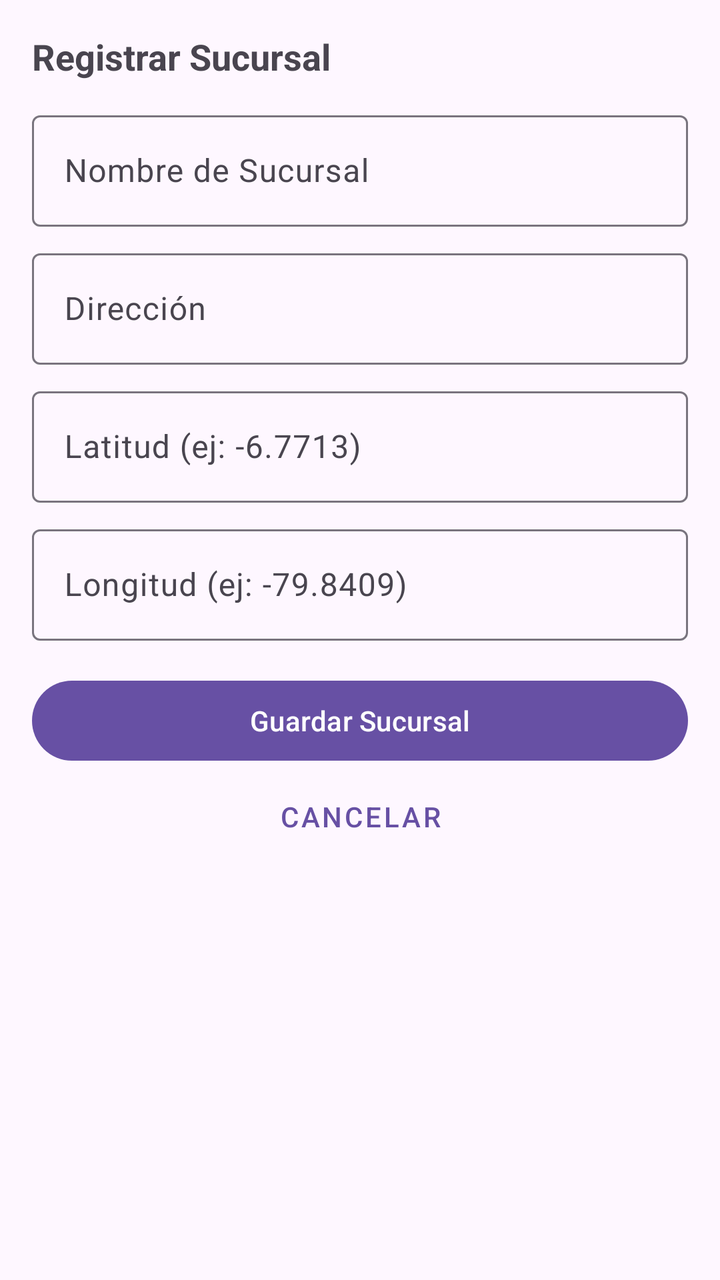
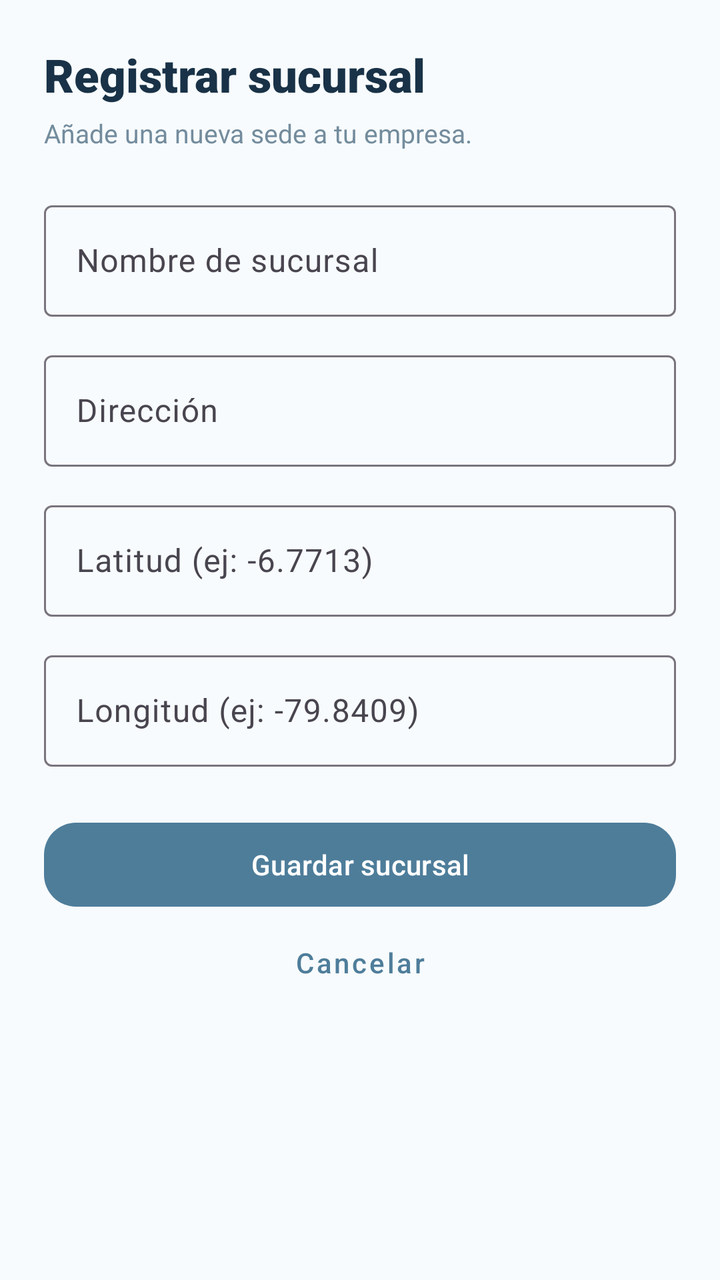

Before-and-after screenshots of an Android layout around one commit, followed by the original layout XML and the change that was made.
<!-- AndroidManifest.xml: application theme Theme.PY_DAMB2026II -->
<!-- res/layout/fragment_add_branch.xml -->
<?xml version="1.0" encoding="utf-8"?>
<androidx.core.widget.NestedScrollView xmlns:android="http://schemas.android.com/apk/res/android"
    xmlns:app="http://schemas.android.com/apk/res-auto"
    xmlns:tools="http://schemas.android.com/tools"
    android:layout_width="match_parent"
    android:layout_height="match_parent"
    tools:context=".AddBranchFragment">

    <androidx.constraintlayout.widget.ConstraintLayout
        android:layout_width="match_parent"
        android:layout_height="wrap_content"
        android:padding="16dp">

        <TextView
            android:id="@+id/lblAgregarSucursal"
            android:layout_width="wrap_content"
            android:layout_height="wrap_content"
            android:text="Registrar Sucursal"
            android:textSize="18sp"
            android:textStyle="bold"
            app:layout_constraintTop_toTopOf="parent"
            app:layout_constraintStart_toStartOf="parent" />

        <com.google.android.material.textfield.TextInputLayout
            android:id="@+id/nombre_sucursal_input"
            android:layout_width="match_parent"
            android:layout_height="wrap_content"
            android:hint="Nombre de Sucursal"
            app:layout_constraintTop_toBottomOf="@+id/lblAgregarSucursal"
            app:layout_constraintStart_toStartOf="parent"
            app:layout_constraintEnd_toEndOf="parent"
            android:layout_marginTop="12dp">
            <com.google.android.material.textfield.TextInputEditText
                android:id="@+id/nombre_sucursal_edit"
                android:layout_width="match_parent"
                android:layout_height="wrap_content"
                android:inputType="text"
                android:maxLines="1"/>
        </com.google.android.material.textfield.TextInputLayout>

        <com.google.android.material.textfield.TextInputLayout
            android:id="@+id/direccion_sucursal_input"
            android:layout_width="match_parent"
            android:layout_height="wrap_content"
            android:hint="Dirección"
            app:layout_constraintTop_toBottomOf="@+id/nombre_sucursal_input"
            app:layout_constraintStart_toStartOf="parent"
            app:layout_constraintEnd_toEndOf="parent"
            android:layout_marginTop="8dp">
            <com.google.android.material.textfield.TextInputEditText
                android:id="@+id/direccion_sucursal_edit"
                android:layout_width="match_parent"
                android:layout_height="wrap_content"
                android:inputType="text"
                android:maxLines="1"/>
        </com.google.android.material.textfield.TextInputLayout>

        <com.google.android.material.textfield.TextInputLayout
            android:id="@+id/latitud_sucursal_input"
            android:layout_width="match_parent"
            android:layout_height="wrap_content"
            android:hint="Latitud (ej: -6.7713)"
            app:layout_constraintTop_toBottomOf="@+id/direccion_sucursal_input"
            app:layout_constraintStart_toStartOf="parent"
            app:layout_constraintEnd_toEndOf="parent"
            android:layout_marginTop="8dp">
            <com.google.android.material.textfield.TextInputEditText
                android:id="@+id/latitud_sucursal_edit"
                android:layout_width="match_parent"
                android:layout_height="wrap_content"
                android:inputType="numberDecimal|numberSigned"
                android:maxLines="1"/>
        </com.google.android.material.textfield.TextInputLayout>

        <com.google.android.material.textfield.TextInputLayout
            android:id="@+id/longitud_sucursal_input"
            android:layout_width="match_parent"
            android:layout_height="wrap_content"
            android:hint="Longitud (ej: -79.8409)"
            app:layout_constraintTop_toBottomOf="@+id/latitud_sucursal_input"
            app:layout_constraintStart_toStartOf="parent"
            app:layout_constraintEnd_toEndOf="parent"
            android:layout_marginTop="8dp">
            <com.google.android.material.textfield.TextInputEditText
                android:id="@+id/longitud_sucursal_edit"
                android:layout_width="match_parent"
                android:layout_height="wrap_content"
                android:inputType="numberDecimal|numberSigned"
                android:maxLines="1"/>
        </com.google.android.material.textfield.TextInputLayout>

        <com.google.android.material.button.MaterialButton
            android:id="@+id/add_branch_button"
            android:layout_width="match_parent"
            android:layout_height="wrap_content"
            android:text="Guardar Sucursal"
            android:layout_marginTop="16dp"
            app:layout_constraintTop_toBottomOf="@+id/longitud_sucursal_input"
            app:layout_constraintStart_toStartOf="parent"
            app:layout_constraintEnd_toEndOf="parent"/>

        <com.google.android.material.button.MaterialButton
            android:id="@+id/cancel_add_branch_button"
            style="@style/Widget.MaterialComponents.Button.TextButton"
            android:layout_width="match_parent"
            android:layout_height="wrap_content"
            android:text="Cancelar"
            app:layout_constraintTop_toBottomOf="@+id/add_branch_button"
            app:layout_constraintStart_toStartOf="parent"
            app:layout_constraintEnd_toEndOf="parent"/>

    </androidx.constraintlayout.widget.ConstraintLayout>
</androidx.core.widget.NestedScrollView>
<!-- resources referenced by this layout -->
<resources>
  <style name="Theme.PY_DAMB2026II" parent="Base.Theme.PY_DAMB2026II" />
  <style name="Base.Theme.PY_DAMB2026II" parent="Theme.Material3.DayNight.NoActionBar">
          
          
      </style>
</resources>

<!-- the commit's change to res/layout/fragment_add_branch.xml (unified diff, before → after) -->
@@ -1,103 +1,109 @@
 <?xml version="1.0" encoding="utf-8"?>
-<androidx.core.widget.NestedScrollView xmlns:android="http://schemas.android.com/apk/res/android"
+<androidx.core.widget.NestedScrollView
+    xmlns:android="http://schemas.android.com/apk/res/android"
     xmlns:app="http://schemas.android.com/apk/res-auto"
-    xmlns:tools="http://schemas.android.com/tools"
     android:layout_width="match_parent"
     android:layout_height="match_parent"
-    tools:context=".AddBranchFragment">
+    android:fillViewport="true"
+    android:background="@color/productGridBackgroundColor">
 
-    <androidx.constraintlayout.widget.ConstraintLayout
+    <LinearLayout
         android:layout_width="match_parent"
         android:layout_height="wrap_content"
-        android:padding="16dp">
+        android:orientation="vertical"
+        android:padding="22dp">
 
         <TextView
-            android:id="@+id/lblAgregarSucursal"
-            android:layout_width="wrap_content"
+            android:layout_width="match_parent"
             android:layout_height="wrap_content"
-            android:text="Registrar Sucursal"
-            android:textSize="18sp"
+            android:text="Registrar sucursal"
+            android:textSize="23sp"
             android:textStyle="bold"
-            app:layout_constraintTop_toTopOf="parent"
-            app:layout_constraintStart_toStartOf="parent" />
+            android:fontFamily="sans-serif-black"
+            android:textColor="@color/textPrimary"/>
+
+        <TextView
+            android:layout_width="match_parent"
+            android:layout_height="wrap_content"
+            android:layout_marginTop="5dp"
+            android:text="Añade una nueva sede a tu empresa."
+            android:textSize="13sp"
+            android:textColor="@color/textSecondary"/>
 
         <com.google.android.material.textfield.TextInputLayout
             android:id="@+id/nombre_sucursal_input"
             android:layout_width="match_parent"
             android:layout_height="wrap_content"
-            android:hint="Nombre de Sucursal"
-            app:layout_constraintTop_toBottomOf="@+id/lblAgregarSucursal"
-            app:layout_constraintStart_toStartOf="parent"
-            app:layout_constraintEnd_toEndOf="parent"
-            android:layout_marginTop="12dp">
+            android:layout_marginTop="22dp"
+            android:hint="Nombre de sucursal">
+
             <com.google.android.material.textfield.TextInputEditText
                 android:id="@+id/nombre_sucursal_edit"
                 android:layout_width="match_parent"
                 android:layout_height="wrap_content"
-                android:inputType="text"
+                android:inputType="textCapWords"
                 android:maxLines="1"/>
+
         </com.google.android.material.textfield.TextInputLayout>
 
         <com.google.android.material.textfield.TextInputLayout
             android:id="@+id/direccion_sucursal_input"
             android:layout_width="match_parent"
             android:layout_height="wrap_content"
-            android:hint="Dirección"
-            app:layout_constraintTop_toBottomOf="@+id/nombre_sucursal_input"
-            app:layout_constraintStart_toStartOf="parent"
-            app:layout_constraintEnd_toEndOf="parent"
-            android:layout_marginTop="8dp">
+            android:layout_marginTop="14dp"
+            android:hint="Dirección">
+
             <com.google.android.material.textfield.TextInputEditText
                 android:id="@+id/direccion_sucursal_edit"
                 android:layout_width="match_parent"
                 android:layout_height="wrap_content"
-                android:inputType="text"
+                android:inputType="textCapSentences"
                 android:maxLines="1"/>
+
         </com.google.android.material.textfield.TextInputLayout>
 
         <com.google.android.material.textfield.TextInputLayout
             android:id="@+id/latitud_sucursal_input"
             android:layout_width="match_parent"
             android:layout_height="wrap_content"
-            android:hint="Latitud (ej: -6.7713)"
-            app:layout_constraintTop_toBottomOf="@+id/direccion_sucursal_input"
-            app:layout_constraintStart_toStartOf="parent"
-            app:layout_constraintEnd_toEndOf="parent"
-            android:layout_marginTop="8dp">
+            android:layout_marginTop="14dp"
+            android:hint="Latitud (ej: -6.7713)">
+
             <com.google.android.material.textfield.TextInputEditText
                 android:id="@+id/latitud_sucursal_edit"
                 android:layout_width="match_parent"
                 android:layout_height="wrap_content"
                 android:inputType="numberDecimal|numberSigned"
                 android:maxLines="1"/>
+
         </com.google.android.material.textfield.TextInputLayout>
 
         <com.google.android.material.textfield.TextInputLayout
             android:id="@+id/longitud_sucursal_input"
             android:layout_width="match_parent"
             android:layout_height="wrap_content"
-            android:hint="Longitud (ej: -79.8409)"
-            app:layout_constraintTop_toBottomOf="@+id/latitud_sucursal_input"
-            app:layout_constraintStart_toStartOf="parent"
-            app:layout_constraintEnd_toEndOf="parent"
-            android:layout_marginTop="8dp">
+            android:layout_marginTop="14dp"
+            android:hint="Longitud (ej: -79.8409)">
+
             <com.google.android.material.textfield.TextInputEditText
                 android:id="@+id/longitud_sucursal_edit"
                 android:layout_width="match_parent"
                 android:layout_height="wrap_content"
                 android:inputType="numberDecimal|numberSigned"
                 android:maxLines="1"/>
+
         </com.google.android.material.textfield.TextInputLayout>
 
         <com.google.android.material.button.MaterialButton
             android:id="@+id/add_branch_button"
             android:layout_width="match_parent"
-            android:layout_height="wrap_content"
-            android:text="Guardar Sucursal"
-            android:layout_marginTop="16dp"
-            app:layout_constraintTop_toBottomOf="@+id/longitud_sucursal_input"
-            app:layout_constraintStart_toStartOf="parent"
-            app:layout_constraintEnd_toEndOf="parent"/>
+            android:layout_height="50dp"
+            android:layout_marginTop="24dp"
+            android:text="Guardar sucursal"
+            android:textAllCaps="false"
+            android:textColor="@android:color/white"
+            app:backgroundTint="@color/colorPrimary"
+            app:cornerRadius="16dp"/>
 
         <com.google.android.material.button.MaterialButton
             android:id="@+id/cancel_add_branch_button"
@@ -105,9 +111,9 @@
             android:layout_width="match_parent"
             android:layout_height="wrap_content"
             android:text="Cancelar"
-            app:layout_constraintTop_toBottomOf="@+id/add_branch_button"
-            app:layout_constraintStart_toStartOf="parent"
-            app:layout_constraintEnd_toEndOf="parent"/>
+            android:textAllCaps="false"
+            android:textColor="@color/colorPrimary"/>
 
-    </androidx.constraintlayout.widget.ConstraintLayout>
+    </LinearLayout>
+
 </androidx.core.widget.NestedScrollView>
<!-- resource entries referenced after the edit -->
@@ -1,5 +1,9 @@
 <!-- resources referenced by this layout -->
 <resources>
+  <color name="colorPrimary">#4E7D9A</color>
+  <color name="productGridBackgroundColor">#F7FBFD</color>
+  <color name="textPrimary">#193247</color>
+  <color name="textSecondary">#738C9D</color>
   <style name="Theme.PY_DAMB2026II" parent="Base.Theme.PY_DAMB2026II" />
   <style name="Base.Theme.PY_DAMB2026II" parent="Theme.Material3.DayNight.NoActionBar">
           
